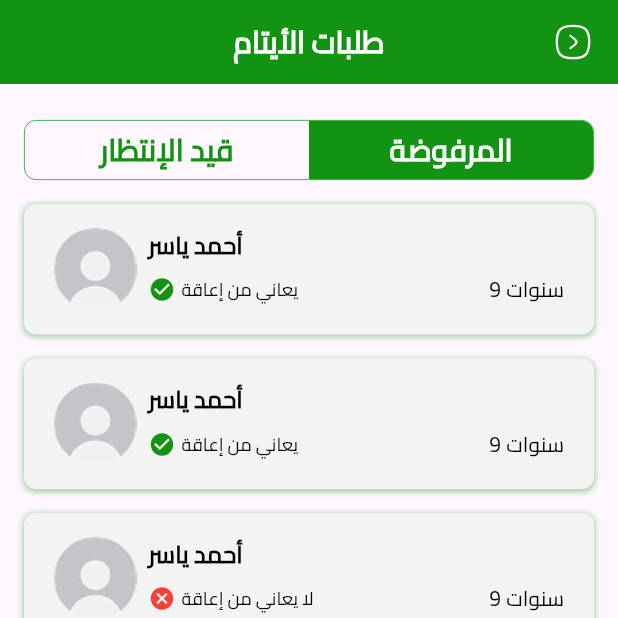
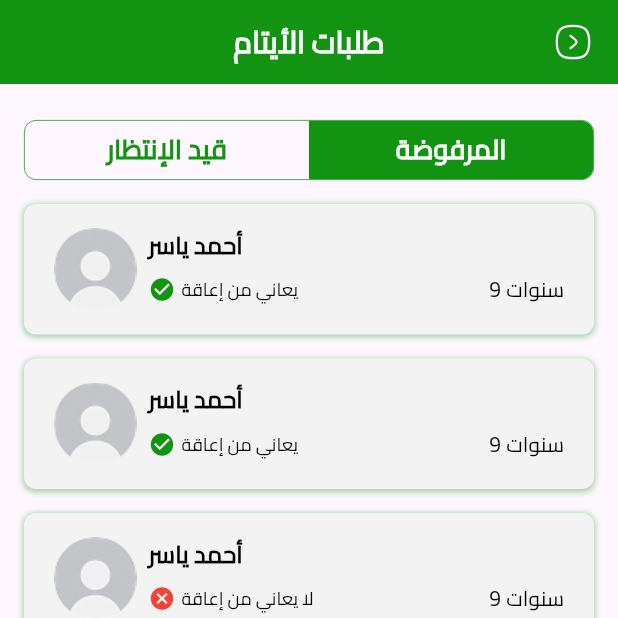
Before and after one commit to MohammedLaham/donationproject, a Flutter app: the AdminOrphansRequestsScreen screen opened directly, on a phone screen of 412 x 824 dp, the top half of it. Run offline on Flutter 3.47's test engine with Material 3 defaults, Android fonts, the light colour scheme and no system bars; our stand-ins replace dotted_border, flutter_otp_text_field, flutter_svg, get, image_picker.

Commit message:
Customized toggle widget ✅

```diff
--- a/lib/view/screens/admin/orohans_requests/admin_orphans_requests_screen.dart
+++ b/lib/view/screens/admin/orohans_requests/admin_orphans_requests_screen.dart
@@ -2,6 +2,7 @@ import 'package:donationproject/view/screens/admin/widgets/custom_appBar.dart';
 import 'package:flutter/material.dart';
 
 import '../../../../core/color/constant.dart';
+import '../../../widgets/custom_toggle.dart';
 import '../widgets/orphans_request_card.dart';
 
 class AdminOrphansRequestsScreen extends StatefulWidget {
@@ -21,59 +22,16 @@ class _AdminOrphansRequestsScreenState extends State<AdminOrphansRequestsScreen>
         padding: EdgeInsetsDirectional.symmetric(horizontal: 16,vertical: 16 ),
         child: Column(
           children: [
-            Container(
-              height: 40,
-              margin:const EdgeInsets.symmetric(vertical: 8),
-              decoration: BoxDecoration(
-                border: Border.all(color: primaryColor,width: 0.5),
-                borderRadius: BorderRadius.circular(8),
-              ),
-              child: Row(
-                children: [
-                  Expanded(
-                    child: GestureDetector(
-                      onTap: () => setState(() => isInProgress = true),
-                      child: Container(
-                        decoration: BoxDecoration(
-                          color: isInProgress ? primaryColor : Colors.transparent,
-                          borderRadius: BorderRadius.only(bottomLeft: Radius.circular(8),topLeft: Radius.circular(8)),
-                        ),
-                        alignment: Alignment.center,
-                        child: Text(
-                          'قيد الإنتظار',
-                          style: TextStyle(
-                            fontWeight: FontWeight.bold,
-                            fontSize: 20,
-                            fontFamily: 'Cairo',
-                            color: isInProgress ? Colors.white : primaryColor,
-                          ),
-                        ),
-                      ),
-                    ),
-                  ),
-                  Expanded(
-                    child: GestureDetector(
-                      onTap: () => setState(() => isInProgress = false),
-                      child: Container(
-                        decoration: BoxDecoration(
-                          color: !isInProgress ? primaryColor : Colors.transparent,
-                          borderRadius: BorderRadius.only(bottomRight: Radius.circular(8),topRight: Radius.circular(8)),
-                        ),
-                        alignment: Alignment.center,
-                        child: Text(
-                          'المرفوضة',
-                          style: TextStyle(
-                            fontWeight: FontWeight.bold,
-                            fontSize: 20,
-                            fontFamily: 'Cairo',
-                            color: !isInProgress ? Colors.white : primaryColor,
-                          ),
-                        ),
-                      ),
-                    ),
-                  ),
-                ],
-              ),
+            CustomToggle(
+              firstLabel: 'قيد الإنتظار',
+              secondLabel: 'المرفوضة',
+              isFirstSelected: isInProgress,
+              activeColor: primaryColor,
+              onChanged: (value) {
+                setState(() {
+                  isInProgress = value;
+                });
+              },
             ),
             isInProgress?
             Column(
--- a/lib/view/screens/admin/orphans/orphan_details_screen.dart
+++ b/lib/view/screens/admin/orphans/orphan_details_screen.dart
@@ -39,12 +39,11 @@ class OrphanDetailsScreen extends StatelessWidget with ImageHelper {
                 children: [
                   Expanded(
                     child:
-              buildCustomDetailsContainer(leading:'age' ,title:'تاريخ الميلاد' ,subTitle:  '11/11/2011',hasEdit: true),
+              buildCustomDetailsContainer(leading:'calendar' ,title:'تاريخ الميلاد' ,subTitle:  '11/11/2011',hasEdit: true),
                   ),
                   const SizedBox(width: 16),
-
                   Expanded(
-                    child: buildCustomDetailsContainer(title: 'أفراد العائلة',leading: 'gen',subTitle: '3',hasEdit: true),
+                    child: buildCustomDetailsContainer(title: 'أفراد العائلة',leading: 'family',subTitle: '3',hasEdit: true),
                   ),
                 ],
               ),
@@ -52,16 +51,16 @@ class OrphanDetailsScreen extends StatelessWidget with ImageHelper {
                 children: [
                   Expanded(
                     child:
-              buildCustomDetailsContainer(leading:'age' ,title:'سبب اليتم' ,subTitle:  'وفاة الأب',hasEdit: true),
+              buildCustomDetailsContainer(leading:'reason' ,title:'سبب اليتم' ,subTitle:  'وفاة الأب',hasEdit: true),
                   ),
                   const SizedBox(width: 16),
 
                   Expanded(
-                    child: buildCustomDetailsContainer(title: 'حالة الإعاقة',leading: 'gen',subTitle: 'يوجد إعاقة',hasEdit: true),
+                    child: buildCustomDetailsContainer(title: 'حالة الإعاقة',leading: 'dis',subTitle: 'يوجد إعاقة',hasEdit: true),
                   ),
                 ],
               ),
-              buildCustomDetailsContainer(leading: 'profile',title:'البريد الإلكتروني',subTitle: 'Ahmed123@gmail.com',hasEdit: true),
+              buildCustomDetailsContainer(leading: 'email',title:'البريد الإلكتروني',subTitle: 'Ahmed123@gmail.com',hasEdit: true),
             CustomContainer(
               child: Column(
                 children: [
--- /dev/null
+++ b/lib/view/widgets/custom_toggle.dart
@@ -0,0 +1,82 @@
+import 'package:flutter/material.dart';
+
+class CustomToggle extends StatelessWidget {
+  final String firstLabel;
+  final String secondLabel;
+  final bool isFirstSelected;
+  final Color activeColor;
+  final Function(bool) onChanged;
+
+  const CustomToggle({
+    Key? key,
+    required this.firstLabel,
+    required this.secondLabel,
+    required this.isFirstSelected,
+    required this.onChanged,
+    this.activeColor = const Color(0xFF2196F3), // اللون الافتراضي
+  }) : super(key: key);
+
+  @override
+  Widget build(BuildContext context) {
+    return Container(
+      height: 40,
+      margin: const EdgeInsets.symmetric(vertical: 8),
+      decoration: BoxDecoration(
+        border: Border.all(color: activeColor, width: 0.5),
+        borderRadius: BorderRadius.circular(8),
+      ),
+      child: Row(
+        children: [
+          Expanded(
+            child: GestureDetector(
+              onTap: () => onChanged(true),
+              child: Container(
+                decoration: BoxDecoration(
+                  color: isFirstSelected ? activeColor : Colors.transparent,
+                  borderRadius: const BorderRadius.only(
+                    bottomLeft: Radius.circular(8),
+                    topLeft: Radius.circular(8),
+                  ),
+                ),
+                alignment: Alignment.center,
+                child: Text(
+                  firstLabel,
+                  style: TextStyle(
+                    fontWeight: FontWeight.bold,
+                    fontSize: 18,
+                    fontFamily: 'Cairo',
+                    color: isFirstSelected ? Colors.white : activeColor,
+                  ),
+                ),
+              ),
+            ),
+          ),
+          Expanded(
+            child: GestureDetector(
+              onTap: () => onChanged(false),
+              child: Container(
+                decoration: BoxDecoration(
+                  color: !isFirstSelected ? activeColor : Colors.transparent,
+                  borderRadius: const BorderRadius.only(
+                    bottomRight: Radius.circular(8),
+                    topRight: Radius.circular(8),
+                  ),
+                ),
+                alignment: Alignment.center,
+                child: Text(
+                  secondLabel,
+                  style: TextStyle(
+                    fontWeight: FontWeight.bold,
+                    fontSize: 18,
+                    fontFamily: 'Cairo',
+                    color: !isFirstSelected ? Colors.white : activeColor,
+                  ),
+                ),
+              ),
+            ),
+          ),
+        ],
+      ),
+    );
+  }
+}
```
Also changed, not shown: assets/images/calendar.svg (added), assets/images/dis.svg (added), assets/images/email.svg (added), assets/images/family.svg (added), assets/images/reason.svg (added).
